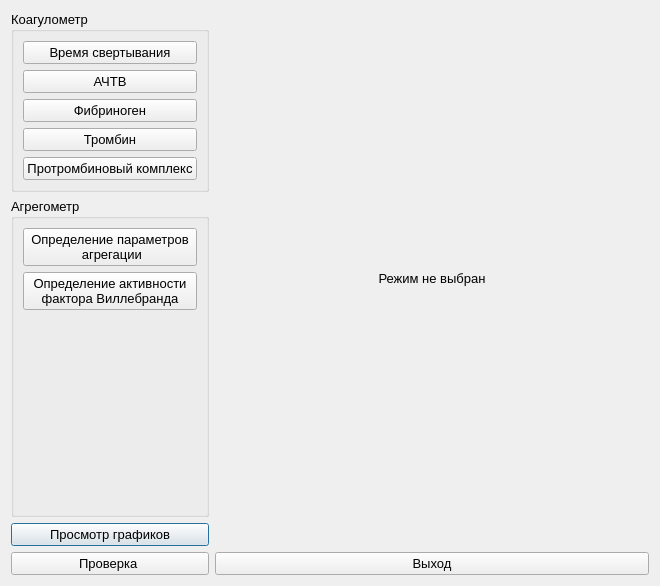
Old version of the form choisedialog/choisedialog.ui in the repository krang4d/Agrekola.
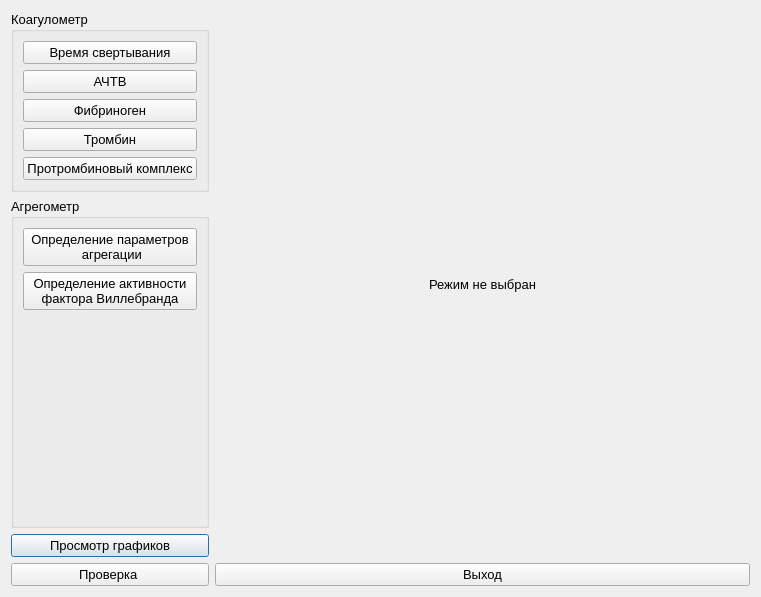
New version of the form. Custom widgets are drawn as their Qt base class.

The edit to the form file:
```diff
--- a/choisedialog/choisedialog.ui
+++ b/choisedialog/choisedialog.ui
@@ -6,8 +6,8 @@
    <rect>
     <x>0</x>
     <y>0</y>
-    <width>660</width>
-    <height>586</height>
+    <width>761</width>
+    <height>597</height>
    </rect>
   </property>
   <property name="font">
```
